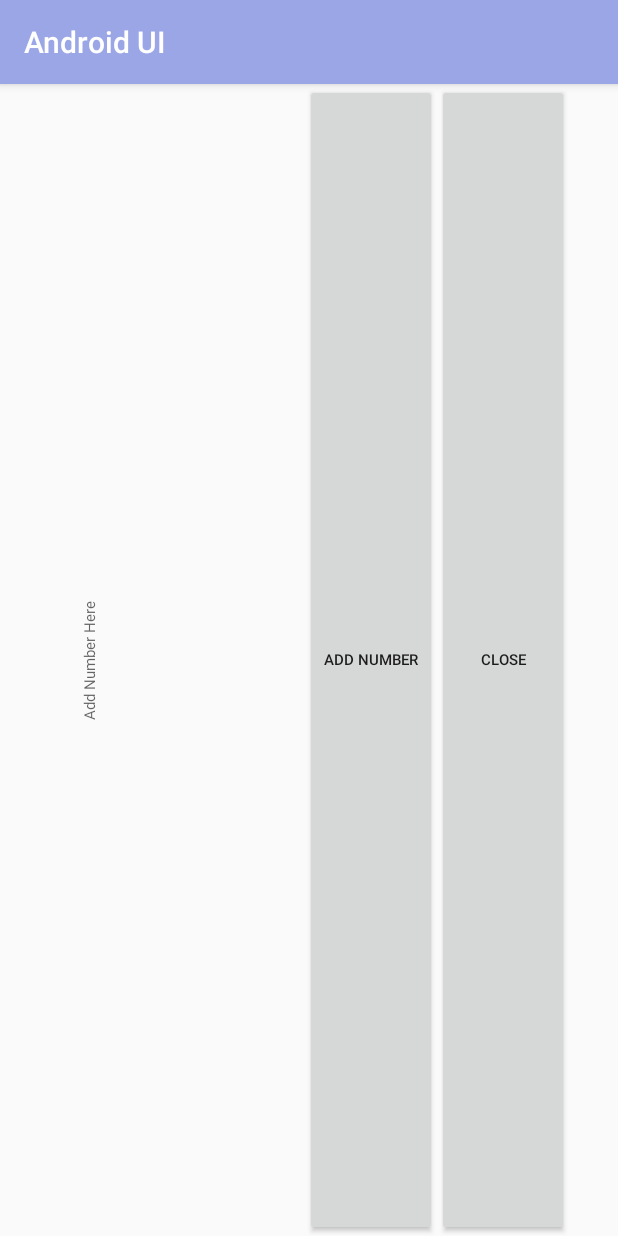
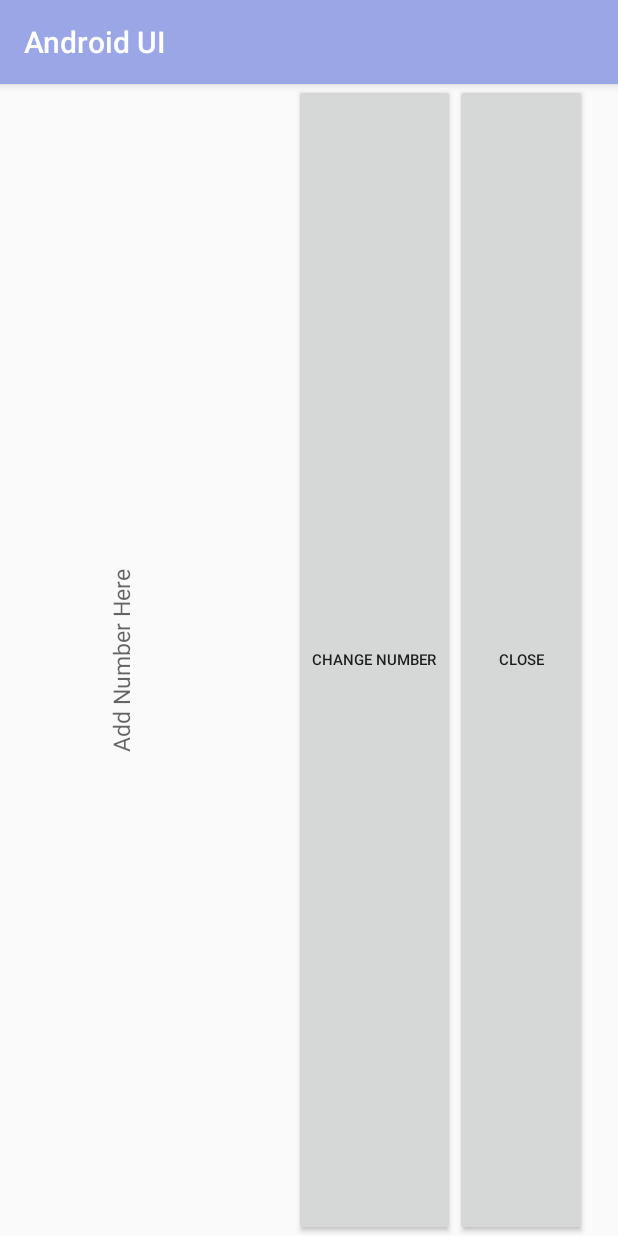
Before and after one commit to VisVires/CS496, an Android app: the linear_layout_horizontal screen opened directly, with no data from a screen before it, on a phone screen of 412 x 824 dp. Run offline under Robolectric (Android 15) with nearby library versions, the light colour scheme and no system bars.

```diff
--- a/Assignment5/AndroidUI/app/src/main/java/com/androidui/georgew/androidui/linear_layout_horizontal.java
+++ b/Assignment5/AndroidUI/app/src/main/java/com/androidui/georgew/androidui/linear_layout_horizontal.java
@@ -5,6 +5,7 @@ import android.os.Bundle;
 import android.view.View;
 import android.widget.ArrayAdapter;
 import android.widget.Button;
+import android.widget.EditText;
 import android.widget.LinearLayout;
 import android.widget.TextView;
 import android.widget.Toast;
@@ -20,9 +21,12 @@ public class linear_layout_horizontal extends AppCompatActivity {
         super.onCreate(savedInstanceState);
         setContentView(R.layout.activity_linear_layout_horizontal);
 
-        TextView horizView;
-        Button btnAdd = (Button) findViewById(R.id.btnAddNumber);
         Button btnClose = (Button) findViewById(R.id.btnClose);
+        final TextView text = (TextView) findViewById(R.id.addTextHoriz);
+        Button btnChangeWord = (Button) findViewById(R.id.btnChangeNumber);
+        final EditText edit = (EditText) findViewById(R.id.addField);
+
+
         final Integer [] numbers = new Integer[]{1};
 
         final List<Integer> numberList = new ArrayList<Integer>(Arrays.asList(numbers));
@@ -35,23 +39,21 @@ public class linear_layout_horizontal extends AppCompatActivity {
             }
         });
 
-        horizView = (TextView) findViewById(R.id.addTextHoriz);
 
-        final ArrayAdapter<Integer> horizViewAdapter = new ArrayAdapter<Integer>(this, android.R.layout.simple_list_item_1, numberList);
-
-        btnAdd.setOnClickListener(new View.OnClickListener() {
+        btnChangeWord.setOnClickListener(new View.OnClickListener() {
             @Override
             public void onClick(View view) {
-                Integer highestNum = numberList.get(numberList.size() - 1) + 1;
-                numberList.add(numberList.size(), highestNum);
-                horizViewAdapter.notifyDataSetChanged();
+                String result = edit.getText().toString();
+                Integer intResult = Integer.parseInt(result);
+                numberList.add(numberList.size(), intResult);
+                text.setText(result);
 
+                Integer changedItemNumber = numberList.get(numberList.size() - 1);
 
                 // Confirm the addition
                 Toast.makeText(getApplicationContext(),
-                        "Item added : " + highestNum, Toast.LENGTH_SHORT).show();
+                        "Item Changed : " + changedItemNumber, Toast.LENGTH_SHORT).show();
             }
         });
-
     }
 }
--- a/Assignment5/AndroidUI/app/src/main/res/layout/activity_linear_layout_horizontal.xml
+++ b/Assignment5/AndroidUI/app/src/main/res/layout/activity_linear_layout_horizontal.xml
@@ -10,19 +10,19 @@
         android:layout_width="wrap_content"
         android:layout_height="match_parent"
         android:rotation="-90"
-        android:textSize="10dp"
+        android:textSize="15dp"
         android:hint="@string/add_number_horizontal_1"/>
     <TextView
         android:id="@+id/addTextHoriz"
-        android:layout_width="100dp"
+        android:layout_width="50dp"
         android:layout_height="match_parent"
         android:textSize="20dp"></TextView>
     <Button
-        android:id="@+id/btnAddNumber"
+        android:id="@+id/btnChangeNumber"
         android:layout_width="wrap_content"
         android:layout_height="match_parent"
         android:textSize="10dp"
-        android:text="@string/add_number_1"/>
+        android:text="@string/change_number_button"/>
     <Button
         android:id="@+id/btnClose"
         android:layout_width="wrap_content"
--- a/Assignment5/AndroidUI/app/src/main/res/values/strings.xml
+++ b/Assignment5/AndroidUI/app/src/main/res/values/strings.xml
@@ -10,6 +10,7 @@
     <string name="add_word_vertical_1">Write Here</string>
     <string name="add_word_button_1">Add Word to List</string>
     <string name="change_word_button">Change Word</string>
+    <string name="change_number_button">Change Number</string>
     <string name="add_word_button_2">Add Word to Drop Down</string>
     <string name="add_word_first_1">First Word</string>
     <string name="close">CLOSE</string>
```
Also changed, not shown: Assignment5/AndroidUI/app/src/main/java/com/androidui/georgew/androidui/linear_layout_vertical.java (+0 -10 lines).
